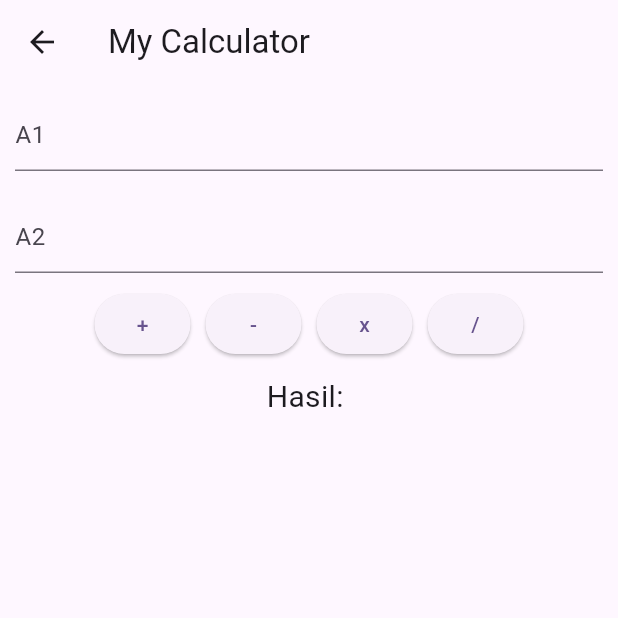
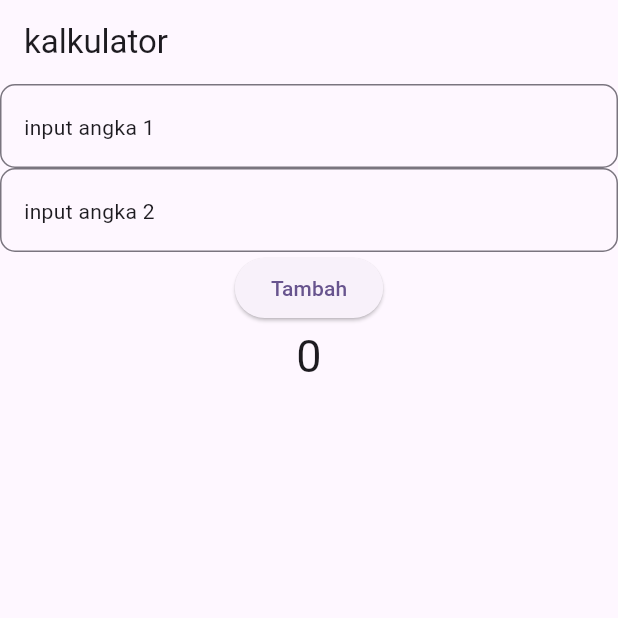
Before and after one commit to Astake777/Athar-Flutter-Project-11-PPLG-, a Flutter app: the KalkulatorPage screen opened directly, on a phone screen of 412 x 824 dp, the top half of it. Run offline on Flutter 3.47's test engine with Material 3 defaults, Android fonts, the phone set to English and light mode, and no system bars; our stand-ins replace get.

Commit message:
add get x

```diff
--- /dev/null
+++ b/lib/controller/kalkulator_controller.dart
@@ -0,0 +1,10 @@
+import 'package:get/get.dart';
+
+class KalkulatorController extends GetxController {
+  var hasil = 0.obs;
+
+  void tambah(int angka1, int angka2) {
+    int hasiltambah= angka1 + angka2;
+    hasil.value = hasiltambah;
+  }
+}
--- a/lib/kalkulator_page.dart
+++ /dev/null
@@ -1,99 +0,0 @@
-import 'package:flutter/material.dart';
-import 'package:flutter/services.dart'; // untuk digitsOnly
-
-class KalkulatorPage extends StatefulWidget {
-  const KalkulatorPage({super.key});
-
-  @override
-  State<KalkulatorPage> createState() => _KalkulatorPageState();
-}
-
-class _KalkulatorPageState extends State<KalkulatorPage> {
-  // controller untuk baca isi TextField
-  final TextEditingController _a1 = TextEditingController();
-  final TextEditingController _a2 = TextEditingController();
-  String _hasil = "";
-
-  void _hitung(String operator) {
-    // ubah text jadi angka, kalau kosong jadi 0
-    final double a1 = double.tryParse(_a1.text) ?? 0;
-    final double a2 = double.tryParse(_a2.text) ?? 0;
-    double hasil = 0;
-
-    if (operator == "+") hasil = a1 + a2;
-    if (operator == "-") hasil = a1 - a2;
-    if (operator == "x") hasil = a1 * a2;
-    if (operator == "/") hasil = a1 / a2;
-
-    // setState supaya text hasil ikut berubah
-    setState(() {
-      _hasil = "$a1 $operator $a2 = $hasil";
-    });
-  }
-
-  @override
-  Widget build(BuildContext context) {
-    return Scaffold(
-      appBar: AppBar(
-        title: const Text("My Calculator"),
-      ), // AppBar
-      body: Column(
-        children: [
-          Container(
-            margin: const EdgeInsets.all(10),
-            child: TextField(
-              controller: _a1,
-              keyboardType: TextInputType.number, // num only
-              inputFormatters: [FilteringTextInputFormatter.digitsOnly],
-              decoration: const InputDecoration(
-                hintText: "A1",
-              ),
-            ),
-          ), // Container
-          Container(
-            margin: const EdgeInsets.all(10),
-            child: TextField(
-              controller: _a2,
-              keyboardType: TextInputType.number, // num only
-              inputFormatters: [FilteringTextInputFormatter.digitsOnly],
-              decoration: const InputDecoration(
-                hintText: "A2",
-              ),
-            ),
-          ), // Container
-          Row(
-            mainAxisAlignment: MainAxisAlignment.center,
-            children: [
-              ElevatedButton(
-                onPressed: () => _hitung("+"),
-                child: const Text("+"),
-              ),
-              const SizedBox(width: 10),
-              ElevatedButton(
-                onPressed: () => _hitung("-"),
-                child: const Text("-"),
-              ),
-              const SizedBox(width: 10),
-              ElevatedButton(
-                onPressed: () => _hitung("x"),
-                child: const Text("x"),
-              ),
-              const SizedBox(width: 10),
-              ElevatedButton(
-                onPressed: () => _hitung("/"),
-                child: const Text("/"),
-              ),
-            ],
-          ), // Row
-          Container(
-            margin: const EdgeInsets.all(10),
-            child: Text(
-              "Hasil: $_hasil",
-              style: const TextStyle(fontSize: 20),
-            ),
-          ), // Container
-        ],
-      ), // Column
-    ); // Scaffold
-  }
-}
--- a/lib/main.dart
+++ b/lib/main.dart
@@ -1,4 +1,5 @@
 import 'package:flutter/material.dart';
+import 'package:fluttertest1/pages/kalkulator_page.dart';
 // Pastikan nama package ini sesuai dengan yang ada di pubspec.yaml Anda
 import 'package:fluttertest1/pages/login_clone_page.dart';
 
@@ -17,7 +18,7 @@ class MyApp extends StatelessWidget {
         // Tambahkan kata "ColorScheme" sebelum ".fromSeed"
         colorScheme: ColorScheme.fromSeed(seedColor: Colors.deepPurple),
       ),
-      home: const LoginClonePage()
+      home: KalkulatorPage()
     );
   }
 }
--- /dev/null
+++ b/lib/pages/kalkulator_page.dart
@@ -0,0 +1,40 @@
+import 'package:flutter/material.dart';
+import 'package:fluttertest1/components/custom_textfield.dart';
+import 'package:fluttertest1/controller/kalkulator_controller.dart';
+import 'package:get/get.dart';
+
+class KalkulatorPage extends StatelessWidget {
+  KalkulatorPage({super.key});
+
+  final controller = Get.put(KalkulatorController());
+
+  @override
+  Widget build(BuildContext context) {
+    TextEditingController txtAngka1 = TextEditingController();
+    TextEditingController txtAngka2 = TextEditingController();
+    return Scaffold(
+      appBar: AppBar(title: Text("kalkulator")),
+      body: Column(
+        children: [
+          CustomTextfield(txtController: txtAngka1, myHint: "input angka 1"),
+          CustomTextfield(txtController: txtAngka2, myHint: "input angka 2"),
+          ElevatedButton(
+            onPressed: () {
+              // panggil method tambah di controller
+              int angka1 = int.parse(txtAngka1.text);
+              int angka2 = int.parse(txtAngka2.text);
+              controller.tambah(angka1, angka2);
+            },
+            child: Text("Tambah"),
+          ),
+          Obx(
+            () => Text(
+              controller.hasil.toString(),
+              style: TextStyle(fontSize: 30),
+            ),
+          ),
+        ],
+      ),
+    );
+  }
+}
--- a/pubspec.yaml
+++ b/pubspec.yaml
@@ -34,6 +34,7 @@ dependencies:
   # The following adds the Cupertino Icons font to your application.
   # Use with the CupertinoIcons class for iOS style icons.
   cupertino_icons: ^1.0.8
+  get: ^4.7.3
 
 dev_dependencies:
   flutter_test:
```
Also changed, not shown: .claude-flow/neural/stats.json (deleted), .claude-flow/policy/state.json (deleted), lib/.claude-flow/neural/stats.json (deleted), lib/.claude-flow/policy/state.json (deleted), pubspec.lock, 3 other files.
